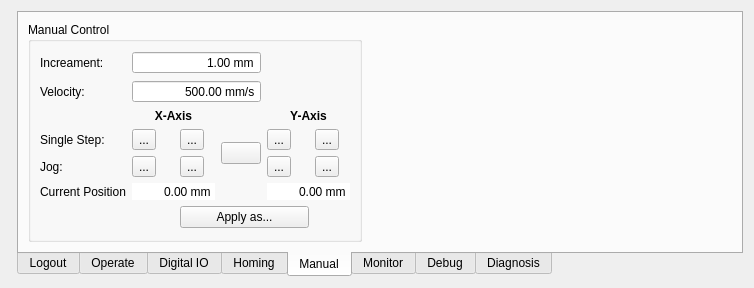
This is source/wnd/h2ops.ui in ww4u/mct-t4 as Qt 5 draws it before an edit. The edited form follows.
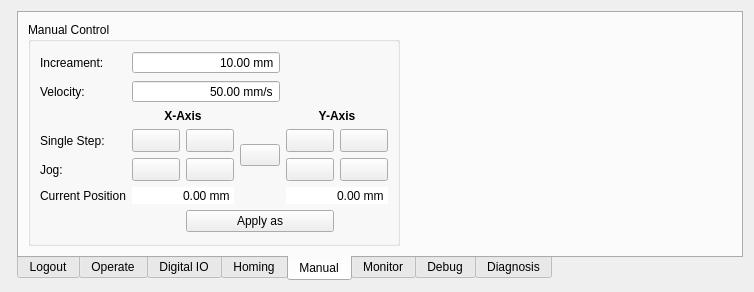
This is the edited form. The open tabs and pages were chosen to show the change. Icons and pictures are not drawn. Custom widgets are drawn as their Qt base class.

Patch:
```diff
--- a/source/wnd/h2ops.ui
+++ b/source/wnd/h2ops.ui
@@ -850,6 +850,12 @@
               <property name="buttonSymbols">
                <enum>QAbstractSpinBox::NoButtons</enum>
               </property>
+              <property name="specialValueText">
+               <string notr="true"/>
+              </property>
+              <property name="prefix">
+               <string notr="true"/>
+              </property>
               <property name="suffix">
                <string> mm/s</string>
               </property>
@@ -860,7 +866,7 @@
                <double>10000.000000000000000</double>
               </property>
               <property name="value">
-               <double>500.000000000000000</double>
+               <double>50.000000000000000</double>
               </property>
              </widget>
             </item>
@@ -878,6 +884,12 @@
               <property name="buttonSymbols">
                <enum>QAbstractSpinBox::NoButtons</enum>
               </property>
+              <property name="specialValueText">
+               <string notr="true"/>
+              </property>
+              <property name="prefix">
+               <string notr="true"/>
+              </property>
               <property name="suffix">
                <string> mm</string>
               </property>
@@ -891,7 +903,7 @@
                <double>10000.000000000000000</double>
               </property>
               <property name="value">
-               <double>1.000000000000000</double>
+               <double>10.000000000000000</double>
               </property>
              </widget>
             </item>
@@ -928,6 +940,12 @@
               <property name="buttonSymbols">
                <enum>QAbstractSpinBox::NoButtons</enum>
               </property>
+              <property name="specialValueText">
+               <string notr="true"/>
+              </property>
+              <property name="prefix">
+               <string notr="true"/>
+              </property>
               <property name="suffix">
                <string> mm</string>
               </property>
@@ -958,7 +976,7 @@
             <item row="6" column="2" colspan="3">
              <widget class="QPushButton" name="pushButton_apply">
               <property name="text">
-               <string>Apply as...</string>
+               <string>Apply as</string>
               </property>
              </widget>
             </item>
@@ -982,6 +1000,12 @@
               <property name="buttonSymbols">
                <enum>QAbstractSpinBox::NoButtons</enum>
               </property>
+              <property name="specialValueText">
+               <string notr="true"/>
+              </property>
+              <property name="prefix">
+               <string notr="true"/>
+              </property>
               <property name="suffix">
                <string> mm</string>
               </property>
@@ -1002,7 +1026,7 @@
                </sizepolicy>
               </property>
               <property name="text">
-               <string>...</string>
+               <string/>
               </property>
               <property name="icon">
                <iconset resource="../res/res.qrc">
@@ -1028,7 +1052,7 @@
                <enum>Qt::LeftToRight</enum>
               </property>
               <property name="text">
-               <string>...</string>
+               <string/>
               </property>
               <property name="icon">
                <iconset resource="../res/res.qrc">
@@ -1068,7 +1092,7 @@
             <item row="3" column="4">
              <widget class="QToolButton" name="toolButton_singlestep_y_dec">
               <property name="text">
-               <string>...</string>
+               <string/>
               </property>
               <property name="icon">
                <iconset resource="../res/res.qrc">
@@ -1085,7 +1109,7 @@
             <item row="4" column="4">
              <widget class="QToolButton" name="toolButton_jogmode_y_dec">
               <property name="text">
-               <string>...</string>
+               <string/>
               </property>
               <property name="icon">
                <iconset resource="../res/res.qrc">
@@ -1102,7 +1126,7 @@
             <item row="3" column="5">
              <widget class="QToolButton" name="toolButton_singlestep_y_inc">
               <property name="text">
-               <string>...</string>
+               <string/>
               </property>
               <property name="icon">
                <iconset resource="../res/res.qrc">
@@ -1125,7 +1149,7 @@
                </sizepolicy>
               </property>
               <property name="text">
-               <string>...</string>
+               <string/>
               </property>
               <property name="icon">
                <iconset resource="../res/res.qrc">
@@ -1162,7 +1186,7 @@
                </sizepolicy>
               </property>
               <property name="text">
-               <string>...</string>
+               <string/>
               </property>
               <property name="icon">
                <iconset resource="../res/res.qrc">
@@ -1209,7 +1233,7 @@
             <item row="4" column="5">
              <widget class="QToolButton" name="toolButton_jogmode_y_inc">
               <property name="text">
-               <string>...</string>
+               <string/>
               </property>
               <property name="icon">
                <iconset resource="../res/res.qrc">
```
Left out of the diff: 130 changed lines with no effect on the pictures.
